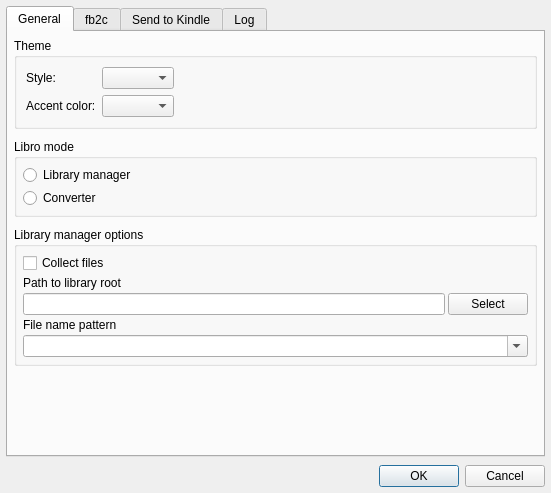
dnkorpushov/libro, file src/main/designer/preferencesdialog.ui: the form before one commit.
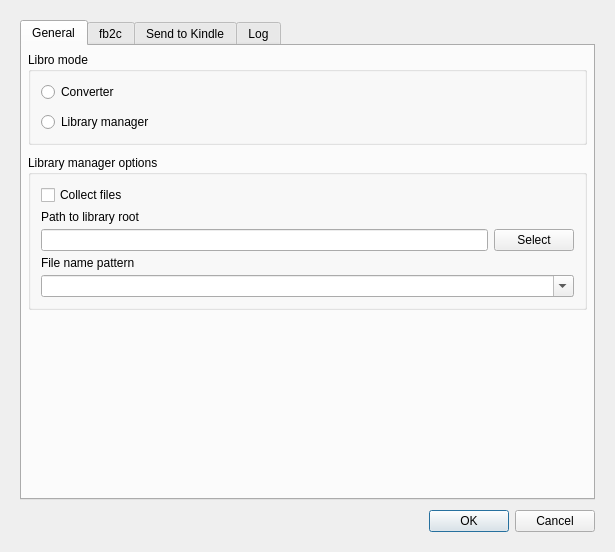
The form after the commit.

Patch:
```diff
--- a/src/main/designer/preferencesdialog.ui
+++ b/src/main/designer/preferencesdialog.ui
@@ -6,8 +6,8 @@
    <rect>
     <x>0</x>
     <y>0</y>
-    <width>551</width>
-    <height>493</height>
+    <width>615</width>
+    <height>552</height>
    </rect>
   </property>
   <property name="windowTitle">
@@ -15,19 +15,19 @@
   </property>
   <layout class="QVBoxLayout" name="verticalLayout">
    <property name="spacing">
-    <number>8</number>
+    <number>10</number>
    </property>
    <property name="leftMargin">
-    <number>6</number>
+    <number>20</number>
    </property>
    <property name="topMargin">
-    <number>6</number>
+    <number>20</number>
    </property>
    <property name="rightMargin">
-    <number>6</number>
+    <number>20</number>
    </property>
    <property name="bottomMargin">
-    <number>6</number>
+    <number>20</number>
    </property>
    <item>
     <widget class="QTabWidget" name="tabWidget">
@@ -54,53 +54,6 @@
        <property name="bottomMargin">
         <number>6</number>
        </property>
-       <item>
-        <widget class="QGroupBox" name="groupBox">
-         <property name="title">
-          <string>Theme</string>
-         </property>
-         <layout class="QVBoxLayout" name="verticalLayout_10">
-          <item>
-           <layout class="QFormLayout" name="formLayout">
-            <item row="0" column="0">
-             <widget class="QLabel" name="label_18">
-              <property name="text">
-               <string>Style:</string>
-              </property>
-             </widget>
-            </item>
-            <item row="0" column="1">
-             <widget class="QComboBox" name="styleCombo">
-              <property name="sizePolicy">
-               <sizepolicy hsizetype="Fixed" vsizetype="Fixed">
-                <horstretch>0</horstretch>
-                <verstretch>0</verstretch>
-               </sizepolicy>
-              </property>
-             </widget>
-            </item>
-            <item row="1" column="0">
-             <widget class="QLabel" name="label_19">
-              <property name="text">
-               <string>Accent color:</string>
-              </property>
-             </widget>
-            </item>
-            <item row="1" column="1">
-             <widget class="QComboBox" name="accentColorCombo">
-              <property name="sizePolicy">
-               <sizepolicy hsizetype="Fixed" vsizetype="Fixed">
-                <horstretch>0</horstretch>
-                <verstretch>0</verstretch>
-               </sizepolicy>
-              </property>
-             </widget>
-            </item>
-           </layout>
-          </item>
-         </layout>
-        </widget>
-       </item>
        <item>
         <widget class="QGroupBox" name="libroModeGroup">
          <property name="enabled">
@@ -111,27 +64,20 @@
          </property>
          <layout class="QVBoxLayout" name="verticalLayout_2">
           <property name="spacing">
-           <number>3</number>
+           <number>10</number>
           </property>
           <property name="leftMargin">
-           <number>6</number>
+           <number>10</number>
           </property>
           <property name="topMargin">
-           <number>6</number>
+           <number>10</number>
           </property>
           <property name="rightMargin">
-           <number>6</number>
+           <number>10</number>
           </property>
           <property name="bottomMargin">
-           <number>6</number>
+           <number>10</number>
           </property>
-          <item>
-           <widget class="QRadioButton" name="libraryModeRadio">
-            <property name="text">
-             <string>Library manager</string>
-            </property>
-           </widget>
-          </item>
           <item>
            <widget class="QRadioButton" name="converterModeRadio">
             <property name="text">
@@ -139,6 +85,13 @@
             </property>
            </widget>
           </item>
+          <item>
+           <widget class="QRadioButton" name="libraryModeRadio">
+            <property name="text">
+             <string>Library manager</string>
+            </property>
+           </widget>
+          </item>
          </layout>
         </widget>
        </item>
@@ -149,19 +102,19 @@
          </property>
          <layout class="QVBoxLayout" name="verticalLayout_3">
           <property name="spacing">
-           <number>3</number>
+           <number>5</number>
           </property>
           <property name="leftMargin">
-           <number>6</number>
+           <number>10</number>
           </property>
           <property name="topMargin">
-           <number>6</number>
+           <number>10</number>
           </property>
           <property name="rightMargin">
-           <number>6</number>
+           <number>10</number>
           </property>
           <property name="bottomMargin">
-           <number>6</number>
+           <number>10</number>
           </property>
           <item>
            <widget class="QCheckBox" name="collectFilesCheck">
@@ -180,7 +133,7 @@
           <item>
            <layout class="QHBoxLayout" name="horizontalLayout">
             <property name="spacing">
-             <number>3</number>
+             <number>6</number>
             </property>
             <item>
              <widget class="QLineEdit" name="libraryRootEdit"/>
```
Left out of the diff: 17 changed lines with no effect on the pictures.
